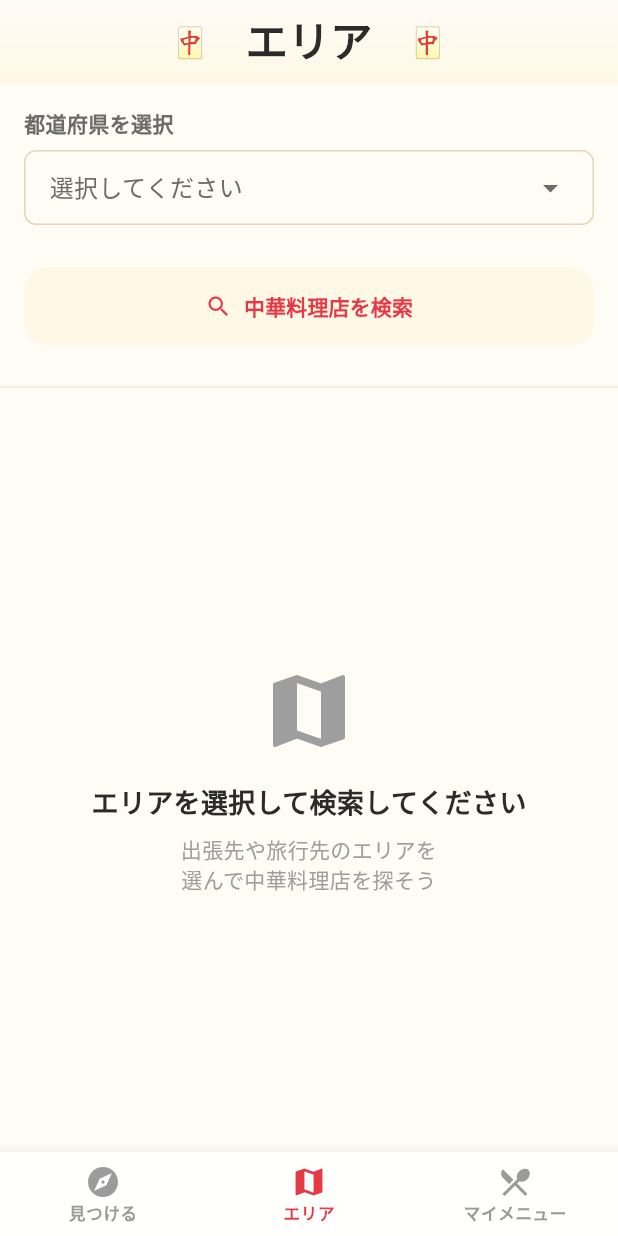
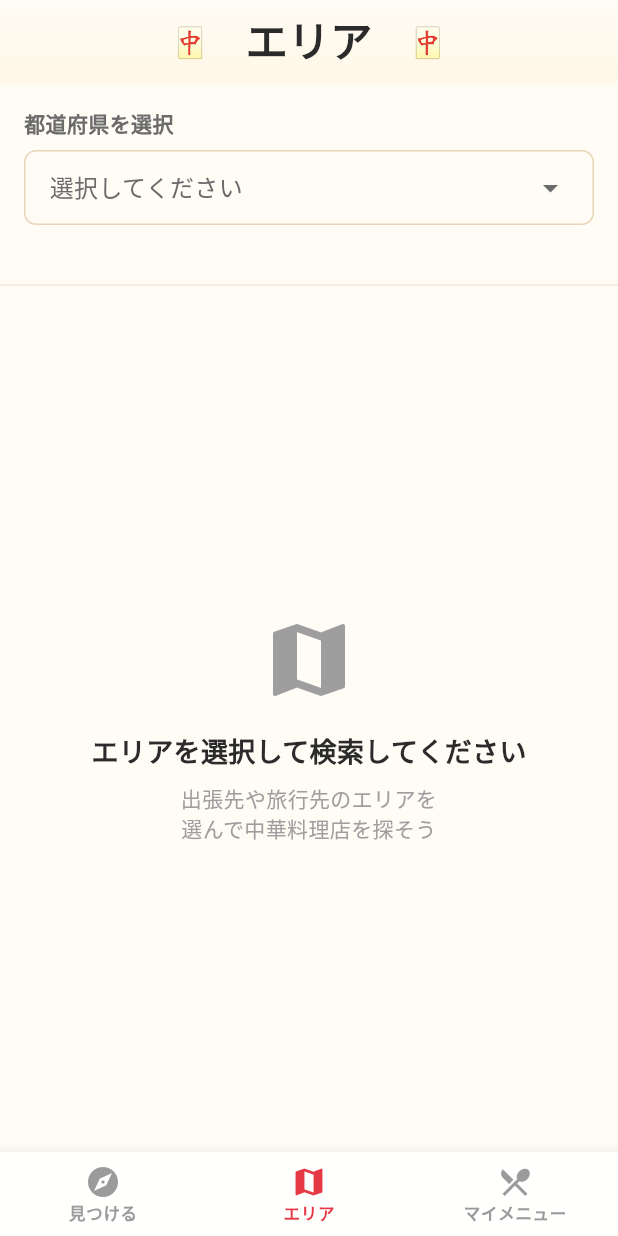
Before and after one commit to t0m0m0/chinese_food_app, a Flutter app: the screen it shows after launch, item 2 of the bottom bar chosen, on a phone screen of 412 x 824 dp. Run offline on Flutter 3.47's test engine with Material 3 defaults, Android fonts, the phone set to English and light mode, and no system bars; our stand-ins replace cached_network_image, drift, flutter_card_swiper, flutter_dotenv, flutter_secure_storage, geocoding and 7 more; missing offline and left inert: app_settings; accounts and stored records are empty; generated files the repository leaves out were written again; network calls fail; Roboto replaces fonts that are missing (Zen Maru Gothic).

Commit message:
feat: エリア選択時に自動検索を実行
- 都道府県選択時に自動検索
- 市区町村選択時に自動検索
- 検索ボタンを削除
- よりスムーズなUXを実現

```diff
--- a/lib/presentation/pages/search/search_page.dart
+++ b/lib/presentation/pages/search/search_page.dart
@@ -1,6 +1,5 @@
 import 'package:flutter/material.dart';
 import 'package:provider/provider.dart';
-import '../../../core/constants/string_constants.dart';
 import '../../../core/theme/app_theme.dart';
 import '../../../core/theme/decorative_elements.dart';
 import '../../../core/utils/error_message_helper.dart';
@@ -38,16 +37,6 @@ class _SearchPageState extends State<SearchPage> {
   void dispose() {
     _areaSearchProvider.dispose();
     super.dispose();
-  }
-
-  Future<void> _performSearch() async {
-    if (!_areaSearchProvider.canSearch) {
-      ScaffoldMessenger.of(context).showSnackBar(
-        const SnackBar(content: Text('都道府県を選択してください')),
-      );
-      return;
-    }
-    await _areaSearchProvider.performSearch();
   }
 
   @override
@@ -120,26 +109,6 @@ class _SearchPageState extends State<SearchPage> {
 
               // 選択中のエリア表示
               if (state.prefecture != null) _buildSelectedAreaChip(state),
-
-              const SizedBox(height: 16),
-
-              // 検索ボタン
-              SizedBox(
-                width: double.infinity,
-                child: ElevatedButton.icon(
-                  onPressed: state.isLoading ? null : _performSearch,
-                  icon: state.isLoading
-                      ? const SizedBox(
-                          width: 20,
-                          height: 20,
-                          child: CircularProgressIndicator(strokeWidth: 2),
-                        )
-                      : const Icon(Icons.search),
-                  label: Text(state.isLoading
-                      ? '検索中...'
-                      : StringConstants.searchButtonLabel),
-                ),
-              ),
             ],
           ),
         );
@@ -411,11 +380,6 @@ class _SearchPageState extends State<SearchPage> {
                 ),
                 const SizedBox(height: 8),
                 Text(state.errorMessage!),
-                const SizedBox(height: 16),
-                ElevatedButton(
-                  onPressed: _performSearch,
-                  child: const Text('再試行'),
-                ),
               ],
             ),
           );
--- a/lib/presentation/providers/area_search_provider.dart
+++ b/lib/presentation/providers/area_search_provider.dart
@@ -68,18 +68,24 @@ class AreaSearchProvider extends ChangeNotifier {
     _selectedPrefecture = prefecture;
     _selectedCity = null; // 都道府県が変わったら市区町村をクリア
     notifyListeners();
+    // 都道府県選択時に自動検索
+    performSearch();
   }
 
   /// 市区町村を選択
   void selectCity(City city) {
     _selectedCity = city;
     notifyListeners();
+    // 市区町村選択時に自動検索
+    performSearch();
   }
 
   /// 市区町村をクリア
   void clearCity() {
     _selectedCity = null;
     notifyListeners();
+    // 市区町村クリア時に都道府県で再検索
+    performSearch();
   }
 
   /// 検索範囲を設定
```
Also changed, not shown: 2 other files.
